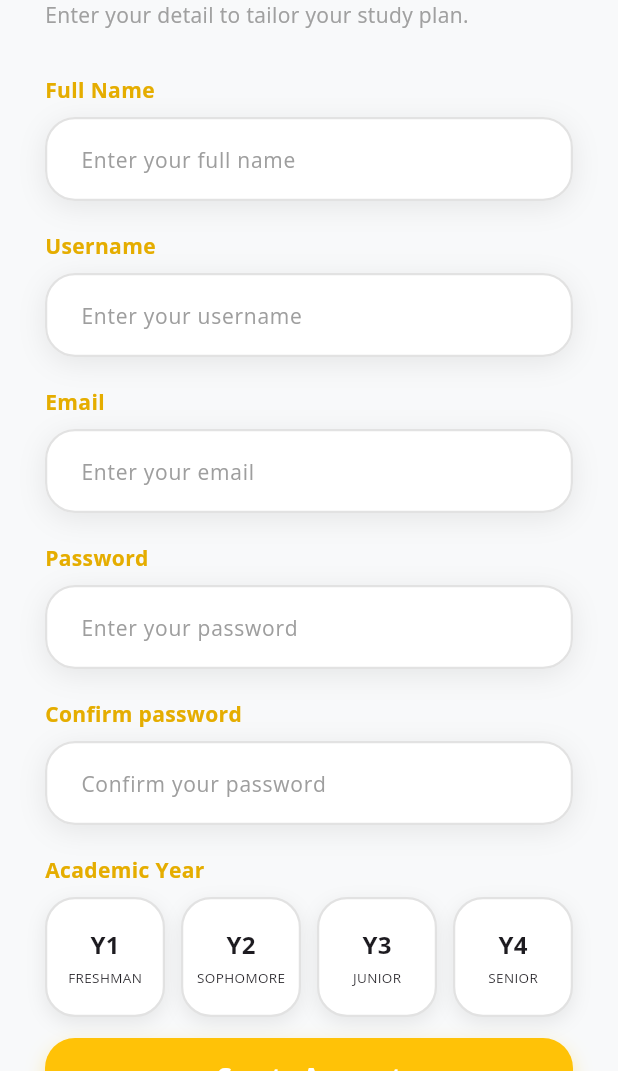
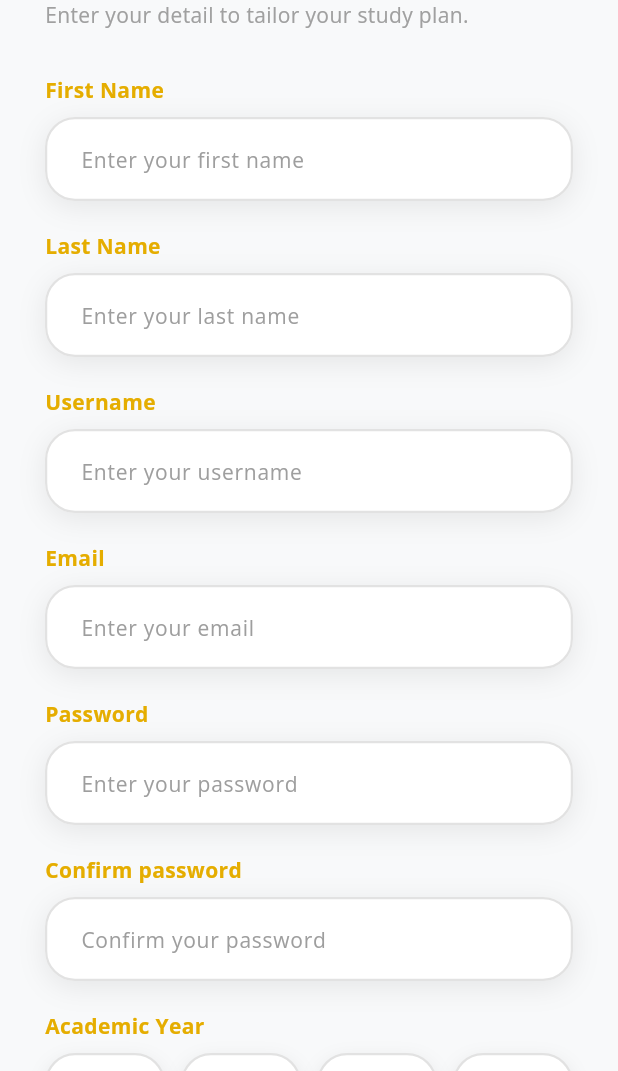
Before and after one commit to 6610685353/cn-planner, a Flutter app: the RegisterPage screen opened by its route, on a phone screen of 412 x 824 dp, the part 165-1236 px from its top. Run offline on Flutter 3.47's test engine with Material 3 defaults, Android fonts, the phone set to English and light mode, and no system bars.

Commit message:
fix NavBar and Register Page

```diff
--- a/cn_planner_app/lib/features/auth/controllers/register_controller.dart
+++ b/cn_planner_app/lib/features/auth/controllers/register_controller.dart
@@ -1,7 +1,8 @@
 import 'package:flutter/material.dart';
 
 class RegisterController {
-  final fullnameController = TextEditingController();
+  final firstnameController = TextEditingController();
+  final lastnameController = TextEditingController();
   final usernameController = TextEditingController();
   final emailController = TextEditingController();
   final passwordController = TextEditingController();
@@ -10,7 +11,8 @@ class RegisterController {
   int? selectedYear;
 
   void dispose() {
-    fullnameController.dispose();
+    firstnameController.dispose();
+    lastnameController.dispose();
     usernameController.dispose();
     emailController.dispose();
     passwordController.dispose();
@@ -19,7 +21,8 @@ class RegisterController {
 
   void handleRegister() {
     // Logic การสมัครสมาชิก
-    print("Fullname: ${fullnameController.text}");
+    print("First name: ${firstnameController.text}");
+    print("Last name: ${lastnameController.text}");
     print("Email: ${emailController.text}");
     print("Year: $selectedYear");
   }
--- a/cn_planner_app/lib/features/auth/views/register_page.dart
+++ b/cn_planner_app/lib/features/auth/views/register_page.dart
@@ -42,10 +42,16 @@ class _RegisterPageState extends State<RegisterPage> {
             ),
             const SizedBox(height: 10),
 
-            _buildLabel("Full Name"),
+            _buildLabel("First Name"),
             RegisterTextField(
-              controller: _controller.fullnameController,
-              hintText: "Enter your full name",
+              controller: _controller.firstnameController,
+              hintText: "Enter your first name",
+            ),
+
+            _buildLabel("Last Name"),
+            RegisterTextField(
+              controller: _controller.lastnameController,
+              hintText: "Enter your last name",
             ),
 
             _buildLabel("Username"),
@@ -54,7 +60,7 @@ class _RegisterPageState extends State<RegisterPage> {
               hintText: "Enter your username",
             ),
 
-            _buildLabel("Email"), // เพิ่มช่อง Email ตามคำสั่ง
+            _buildLabel("Email"),
             RegisterTextField(
               controller: _controller.emailController,
               hintText: "Enter your email",
--- a/cn_planner_app/lib/features/home/presentation/home_page.dart
+++ b/cn_planner_app/lib/features/home/views/home_page.dart
@@ -1,3 +1,4 @@
+import 'package:cn_planner_app/core/widgets/bottom_nav_bar.dart';
 import 'package:flutter/material.dart';
 
 class HomePage extends StatelessWidget {
@@ -39,6 +40,7 @@ class HomePage extends StatelessWidget {
           ],
         ),
       ),
+      bottomNavigationBar: BottomNavBar(currentIndex: 0),
     );
   }
 }
--- a/cn_planner_app/lib/features/profile/views/profile_page.dart
+++ b/cn_planner_app/lib/features/profile/views/profile_page.dart
@@ -6,6 +6,7 @@ import '../../../core/constants/app_colors.dart';
 import '../widgets/profile_image.dart';
 import '../widgets/profile_info.dart';
 import '../widgets/gpa_dashboard.dart';
+import 'package:cn_planner_app/core/widgets/bottom_nav_bar.dart';
 
 class ProfilePage extends StatelessWidget {
   const ProfilePage({super.key});
@@ -116,6 +117,7 @@ class ProfilePage extends StatelessWidget {
           ),
         ],
       ),
+      bottomNavigationBar: BottomNavBar(currentIndex: 3),
     );
   }
 
--- a/cn_planner_app/lib/route.dart
+++ b/cn_planner_app/lib/route.dart
@@ -1,6 +1,7 @@
 import 'package:flutter/material.dart';
 import 'features/auth/views/login_page.dart';
 import 'features/auth/views/register_page.dart';
+import 'features/home/views/home_page.dart';
 import 'features/profile/views/profile_page.dart';
 import 'features/profile/views/edit_profile_page.dart';
 import 'features/profile/views/setting_page.dart';
@@ -8,6 +9,7 @@ import 'features/profile/views/setting_page.dart';
 class AppRoutes {
   static const login = '/login';
   static const register = '/register';
+  static const home = '/home';
   static const profile = '/profile';
   static const edit_profile = '/edit_profile';
   static const setting = '/setting';
@@ -15,6 +17,7 @@ class AppRoutes {
   static final routes = {
     login: (context) => const LoginPage(),
     register: (context) => const RegisterPage(),
+    home: (context) => const HomePage(),
     profile: (context) => ProfilePage(),
     edit_profile: (context) => EditProfilePage(),
     setting: (context) => const SettingPage(),
```
Also changed, not shown: cn_planner_app/lib/app.dart (+44 -44 lines), cn_planner_app/lib/core/widgets/bottom_nav_bar.dart (+67 -16 lines).
